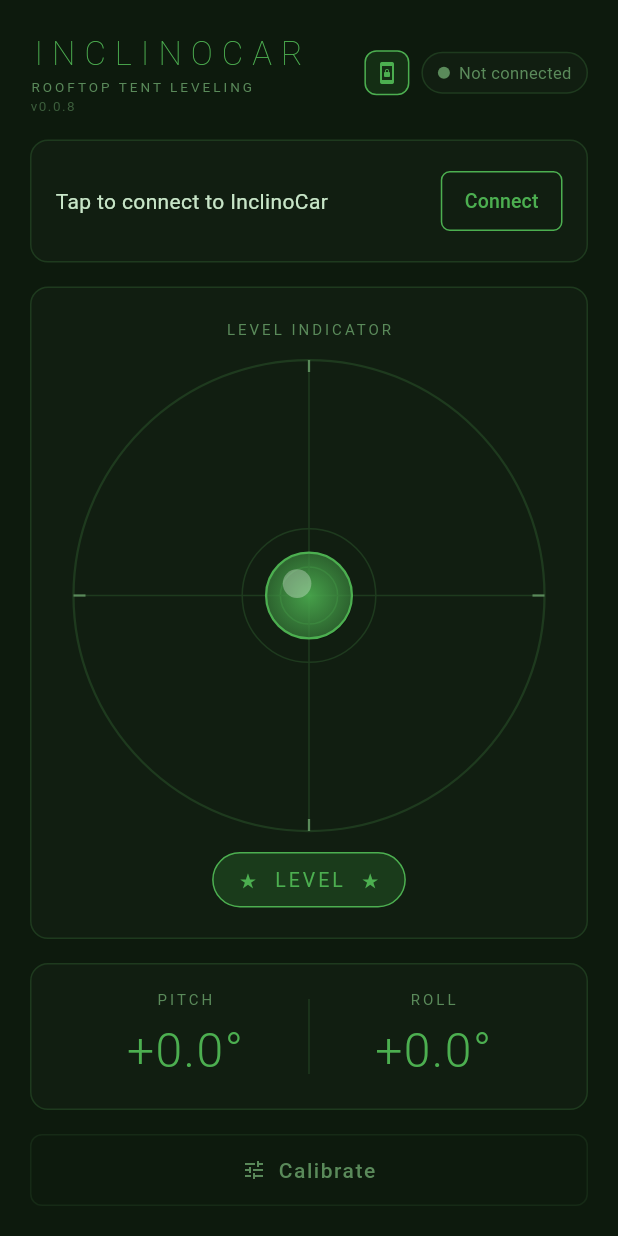
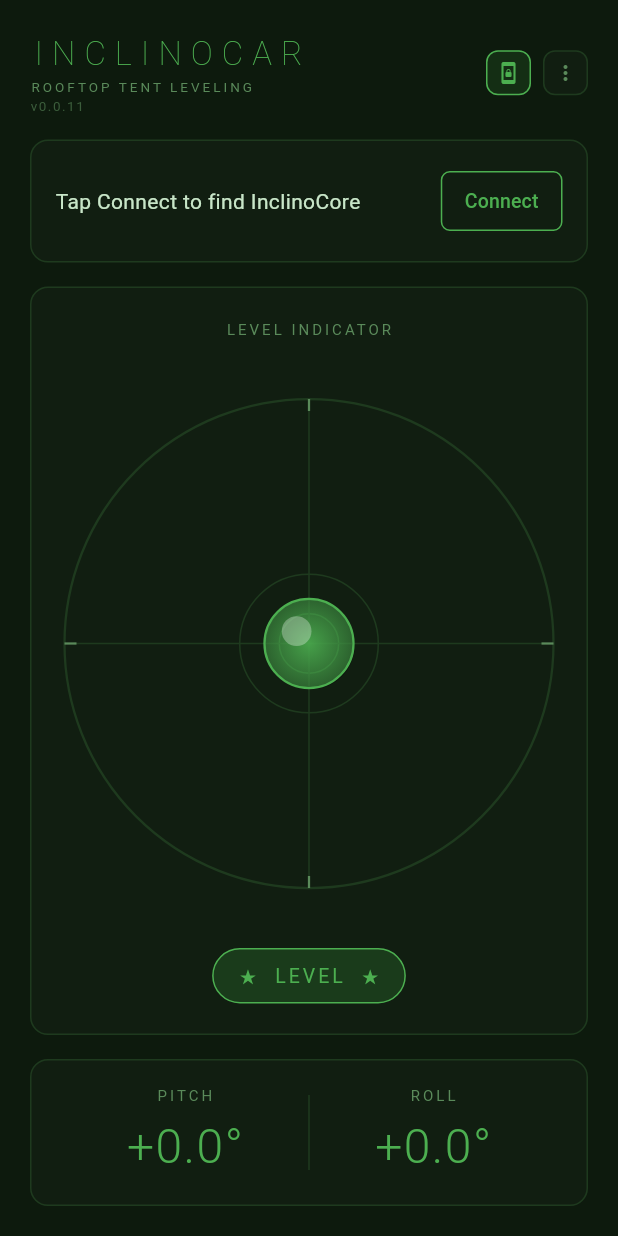
Before and after one commit to tophe75/inclinocar, a Flutter app: the screen it shows after launch, after a tap on "Connect", on a phone screen of 412 x 824 dp. Run offline on Flutter 3.47's test engine with Material 3 defaults, Android fonts, the phone set to English and light mode, and no system bars; our stand-ins replace flutter_blue_plus, permission_handler; statements that could not run were skipped.

Commit message:
v0.0.27 — InclinoCore rename, nickname, menu, confirm calibrate, auto-connect

```diff
--- a/app/lib/main.dart
+++ b/app/lib/main.dart
@@ -22,8 +22,7 @@ const Color kBorder   = Color(0xFF1E3A1E);
 const Color kAmber    = Color(0xFFFFB300);
 const Color kRed      = Color(0xFFEF5350);
 
-// Version from pubspec — updated by CI
-const String kAppVersion = '0.0.8';
+const String kAppVersion = '0.0.11';
 
 void main() {
   WidgetsFlutterBinding.ensureInitialized();
@@ -45,10 +44,7 @@ class InclinoCarApp extends StatelessWidget {
       debugShowCheckedModeBanner: false,
       theme: ThemeData.dark().copyWith(
         scaffoldBackgroundColor: kBg,
-        colorScheme: const ColorScheme.dark(
-          primary: kGreen,
-          surface: kCard,
-        ),
+        colorScheme: const ColorScheme.dark(primary: kGreen, surface: kCard),
       ),
       home: const HomePage(),
     );
@@ -57,23 +53,25 @@ class InclinoCarApp extends StatelessWidget {
 
 class HomePage extends StatefulWidget {
   const HomePage({super.key});
-
   @override
   State<HomePage> createState() => _HomePageState();
 }
 
 class _HomePageState extends State<HomePage> {
+  // BLE
   BluetoothDevice?         _device;
   BluetoothCharacteristic? _txChar;
   BluetoothCharacteristic? _rxChar;
   StreamSubscription?      _scanSub;
   StreamSubscription?      _dataSub;
   StreamSubscription?      _connSub;
+  String?                  _knownMac;  // last connected MAC for auto-reconnect
 
   bool   _scanning  = false;
   bool   _connected = false;
   bool   _wakeLock  = true;
   String _status    = 'Not connected';
+  String _nickname  = 'InclinoCore';
 
   double _pitch = 0.0;
   double _roll  = 0.0;
@@ -110,18 +108,23 @@ class _HomePageState extends State<HomePage> {
     ].request();
   }
 
-  Future<void> _startScan() async {
+  // Auto-connect: tries known MAC first, falls back to name scan
+  Future<void> _autoConnect() async {
     await _requestPermissions();
     setState(() { _scanning = true; _status = 'Scanning...'; });
 
     await FlutterBluePlus.startScan(
-      withNames: ['InclinoCar'],
+      withNames: ['InclinoCore'],
       timeout: const Duration(seconds: 10),
     );
 
     _scanSub = FlutterBluePlus.scanResults.listen((results) {
       for (final r in results) {
-        if (r.device.platformName == 'InclinoCar') {
+        // Prefer known MAC, accept any InclinoCore otherwise
+        final macMatch = _knownMac != null &&
+            r.device.remoteId.toString() == _knownMac;
+        final nameMatch = r.device.platformName == 'InclinoCore';
+        if (macMatch || nameMatch) {
           FlutterBluePlus.stopScan();
           _connect(r.device);
           break;
@@ -130,16 +133,75 @@ class _HomePageState extends State<HomePage> {
     });
 
     FlutterBluePlus.isScanning.listen((scanning) {
-      if (!scanning && mounted) {
-        setState(() => _scanning = false);
-        if (!_connected) setState(() => _status = 'Device not found');
+      if (!scanning && mounted && !_connected) {
+        setState(() { _scanning = false; _status = 'Device not found'; });
       }
     });
+  }
+
+  // Manual scan — shows all InclinoCore devices to pick from
+  Future<void> _manualScan() async {
+    await _requestPermissions();
+    final found = <ScanResult>[];
+
+    setState(() => _scanning = true);
+
+    await FlutterBluePlus.startScan(
+      withNames: ['InclinoCore'],
+      timeout: const Duration(seconds: 8),
+    );
+
+    await for (final results in FlutterBluePlus.scanResults) {
+      for (final r in results) {
+        if (!found.any((e) => e.device.remoteId == r.device.remoteId)) {
+          found.add(r);
+        }
+      }
+    }
+
+    setState(() => _scanning = false);
+    if (!mounted) return;
+
+    if (found.isEmpty) {
+      ScaffoldMessenger.of(context).showSnackBar(const SnackBar(
+        content: Text('No InclinoCore devices found'),
+        backgroundColor: kRed,
+      ));
+      return;
+    }
+
+    // Show picker
+    final picked = await showDialog<BluetoothDevice>(
+      context: context,
+      builder: (ctx) => AlertDialog(
+        backgroundColor: kCard,
+        title: const Text('Select InclinoCore',
+          style: TextStyle(color: kText, fontSize: 16)),
+        content: Column(
+          mainAxisSize: MainAxisSize.min,
+          children: found.map((r) => ListTile(
+            title: Text(r.device.platformName,
+              style: const TextStyle(color: kText)),
+            subtitle: Text(r.device.remoteId.toString(),
+              style: TextStyle(color: kDim, fontSize: 11)),
+            trailing: Text('${r.rssi} dBm',
+              style: TextStyle(color: kDim, fontSize: 11)),
+            onTap: () => Navigator.pop(ctx, r.device),
+          )).toList(),
+        ),
+      ),
+    );
+
+    if (picked != null) {
+      _knownMac = picked.remoteId.toString();
+      _connect(picked);
+    }
   }
 
   Future<void> _connect(BluetoothDevice device) async {
     setState(() => _status = 'Connecting...');
     _device = device;
+    _knownMac = device.remoteId.toString();
 
     try {
       await device.connect(timeout: const Duration(seconds: 10));
@@ -151,6 +213,7 @@ class _HomePageState extends State<HomePage> {
             _status    = 'Disconnected';
             _pitch     = 0.0;
             _roll      = 0.0;
+            _nickname  = 'InclinoCore';
           });
           _dataSub?.cancel();
         }
@@ -158,25 +221,18 @@ class _HomePageState extends State<HomePage> {
 
       final services = await device.discoverServices();
       for (final s in services) {
-        final sUuid = s.serviceUuid.toString().toLowerCase();
-        if (sUuid == NUS_SERVICE) {
+        if (s.serviceUuid.toString().toLowerCase() == NUS_SERVICE) {
           for (final c in s.characteristics) {
             final uuid = c.characteristicUuid.toString().toLowerCase();
-            debugPrint('Found char: $uuid props: ${c.properties}');
             if (uuid == NUS_TX) {
               _txChar = c;
               await c.setNotifyValue(true);
               _dataSub = c.onValueReceived.listen(_onData);
-              debugPrint('TX char set up');
             }
-            if (uuid == NUS_RX) {
-              _rxChar = c;
-              debugPrint('RX char found');
+            if (uuid == NUS_RX) _rxChar = c;
           }
         }
       }
-      }
-      debugPrint('rxChar: \$_rxChar');
 
       setState(() { _connected = true; _status = 'Connected'; });
     } catch (e) {
@@ -194,6 +250,7 @@ class _HomePageState extends State<HomePage> {
       _status    = 'Not connected';
       _pitch     = 0.0;
       _roll      = 0.0;
+      _nickname  = 'InclinoCore';
     });
   }
 
@@ -204,28 +261,134 @@ class _HomePageState extends State<HomePage> {
       if (mounted) setState(() {
         _pitch = (json['p'] as num).toDouble();
         _roll  = (json['r'] as num).toDouble();
+        if (json['n'] != null) _nickname = json['n'] as String;
       });
     } catch (_) {}
   }
 
-  Future<void> _sendCalibrate() async {
-    if (_rxChar == null) {
-      if (mounted) ScaffoldMessenger.of(context).showSnackBar(const SnackBar(
-        content: Text('Not connected or RX not found'),
-        backgroundColor: kRed, duration: Duration(seconds: 2)));
-      return;
+  Future<void> _sendCommand(String cmd) async {
+    if (_rxChar == null) return;
+    try {
+      await _rxChar!.write(utf8.encode('$cmd\n'), withoutResponse: true);
+    } catch (e) {
+      debugPrint('BLE write error: $e');
     }
-    try {
-      // NimBLE RX char — try write without response first (more compatible)
-      await _rxChar!.write(utf8.encode('CAL\n'), withoutResponse: true);
+  }
+
+  Future<void> _confirmCalibrate() async {
+    final confirmed = await showDialog<bool>(
+      context: context,
+      builder: (ctx) => AlertDialog(
+        backgroundColor: kCard,
+        title: const Text('Calibrate?',
+          style: TextStyle(color: kText)),
+        content: const Text(
+          'Place the vehicle on flat level ground and keep it still.\n\nAre you sure you want to calibrate?',
+          style: TextStyle(color: kDim, fontSize: 14)),
+        actions: [
+          TextButton(
+            onPressed: () => Navigator.pop(ctx, false),
+            child: Text('Cancel', style: TextStyle(color: kDim)),
+          ),
+          TextButton(
+            onPressed: () => Navigator.pop(ctx, true),
+            child: Text('Calibrate', style: TextStyle(color: kGreen)),
+          ),
+        ],
+      ),
+    );
+    if (confirmed == true) {
+      await _sendCommand('CAL');
       if (mounted) ScaffoldMessenger.of(context).showSnackBar(const SnackBar(
         content: Text('Calibrating — keep device still for 2 seconds'),
-        backgroundColor: kGreenDim, duration: Duration(seconds: 3)));
-    } catch (e) {
-      if (mounted) ScaffoldMessenger.of(context).showSnackBar(SnackBar(
-        content: Text('Cal error: $e'),
-        backgroundColor: kRed, duration: Duration(seconds: 3)));
+        backgroundColor: kGreenDim,
+        duration: Duration(seconds: 3),
+      ));
     }
+  }
+
+  Future<void> _setNickname() async {
+    final controller = TextEditingController(text: _nickname);
+    final result = await showDialog<String>(
+      context: context,
+      builder: (ctx) => AlertDialog(
+        backgroundColor: kCard,
+        title: const Text('Device Nickname',
+          style: TextStyle(color: kText)),
+        content: TextField(
+          controller: controller,
+          maxLength: 20,
+          style: const TextStyle(color: kText),
+          decoration: InputDecoration(
+            hintText: 'e.g. Red Defender',
+            hintStyle: TextStyle(color: kDim),
+            enabledBorder: UnderlineInputBorder(
+              borderSide: BorderSide(color: kBorder)),
+            focusedBorder: UnderlineInputBorder(
+              borderSide: BorderSide(color: kGreen)),
+            counterStyle: TextStyle(color: kDim),
+          ),
+        ),
+        actions: [
+          TextButton(
+            onPressed: () => Navigator.pop(ctx),
+            child: Text('Cancel', style: TextStyle(color: kDim)),
+          ),
+          TextButton(
+            onPressed: () => Navigator.pop(ctx, controller.text.trim()),
+            child: Text('Save', style: TextStyle(color: kGreen)),
+          ),
+        ],
+      ),
+    );
+    if (result != null && result.isNotEmpty) {
+      await _sendCommand('NICK:$result');
+      setState(() => _nickname = result);
+    }
+  }
+
+  void _showMenu() {
+    showModalBottomSheet(
+      context: context,
+      backgroundColor: kCard,
+      shape: const RoundedRectangleBorder(
+        borderRadius: BorderRadius.vertical(top: Radius.circular(16))),
+      builder: (ctx) => Padding(
+        padding: const EdgeInsets.symmetric(vertical: 12),
+        child: Column(
+          mainAxisSize: MainAxisSize.min,
+          children: [
+            Container(
+              width: 40, height: 4,
+              margin: const EdgeInsets.only(bottom: 16),
+              decoration: BoxDecoration(
+                color: kBorder, borderRadius: BorderRadius.circular(2)),
+            ),
+            _menuItem(Icons.bluetooth_searching, 'Scan for InclinoCore', () {
+              Navigator.pop(ctx);
+              _manualScan();
+            }),
+            _menuItem(Icons.label_outline, 'Set device nickname',
+              _connected ? () { Navigator.pop(ctx); _setNickname(); } : null),
+            const Divider(color: Color(0xFF1E3A1E), indent: 16, endIndent: 16),
+            _menuItem(Icons.tune, 'Calibrate',
+              _connected ? () { Navigator.pop(ctx); _confirmCalibrate(); } : null,
+              color: _connected ? kAmber : kDim),
+            const SizedBox(height: 8),
+          ],
+        ),
+      ),
+    );
+  }
+
+  Widget _menuItem(IconData icon, String label, VoidCallback? onTap,
+      {Color? color}) {
+    final c = color ?? (_connected || label == 'Scan for InclinoCore' ? kText : kDim);
+    return ListTile(
+      leading: Icon(icon, color: c, size: 20),
+      title: Text(label, style: TextStyle(color: c, fontSize: 14)),
+      onTap: onTap,
+    );
   }
 
   @override
@@ -236,8 +399,7 @@ class _HomePageState extends State<HomePage> {
       body: SafeArea(
         child: Padding(
           padding: const EdgeInsets.all(20),
-          child: Column(
-            children: [
+          child: Column(children: [
             _buildHeader(),
             const SizedBox(height: 16),
             _buildConnectionCard(),
@@ -245,10 +407,7 @@ class _HomePageState extends State<HomePage> {
             Expanded(child: _buildLevelCard(level)),
             const SizedBox(height: 16),
             _buildReadingsCard(level),
-              const SizedBox(height: 16),
-              _buildCalibrationButton(),
-            ],
-          ),
+          ]),
         ),
       ),
     );
@@ -258,18 +417,16 @@ class _HomePageState extends State<HomePage> {
     return Row(
       mainAxisAlignment: MainAxisAlignment.spaceBetween,
       children: [
-        Column(
-          crossAxisAlignment: CrossAxisAlignment.start,
-          children: [
+        Column(crossAxisAlignment: CrossAxisAlignment.start, children: [
           Text('INCLINOCAR',
             style: TextStyle(fontSize: 22, fontWeight: FontWeight.w200,
               letterSpacing: 6, color: kGreen)),
           Text('ROOFTOP TENT LEVELING',
             style: TextStyle(fontSize: 9, letterSpacing: 2, color: kDim)),
           Text('v$kAppVersion',
-              style: TextStyle(fontSize: 9, letterSpacing: 1, color: kDim.withOpacity(0.6))),
-          ],
-        ),
+            style: TextStyle(fontSize: 9, letterSpacing: 1,
+              color: kDim.withOpacity(0.6))),
+        ]),
         Row(children: [
           // Wake lock toggle
           GestureDetector(
@@ -283,31 +440,25 @@ class _HomePageState extends State<HomePage> {
                 borderRadius: BorderRadius.circular(8),
               ),
               child: Icon(
-                _wakeLock ? Icons.screen_lock_portrait : Icons.screen_lock_portrait_outlined,
+                _wakeLock ? Icons.screen_lock_portrait
+                          : Icons.screen_lock_portrait_outlined,
                 size: 16,
                 color: _wakeLock ? kGreen : kDim,
               ),
             ),
           ),
-          // Connection status
-          Container(
-            padding: const EdgeInsets.symmetric(horizontal: 10, vertical: 5),
+          // Three-dot menu
+          GestureDetector(
+            onTap: _showMenu,
+            child: Container(
+              padding: const EdgeInsets.all(6),
               decoration: BoxDecoration(
-              color: _connected ? kGreenDim.withOpacity(0.3) : kCard,
-              border: Border.all(color: _connected ? kGreen : kBorder),
-              borderRadius: BorderRadius.circular(20),
+                color: kCard,
+                border: Border.all(color: kBorder),
+                borderRadius: BorderRadius.circular(8),
               ),
-            child: Row(children: [
-              Container(width: 8, height: 8,
-                decoration: BoxDecoration(
-                  shape: BoxShape.circle,
-                  color: _connected ? kGreen : kDim,
-                )),
-              const SizedBox(width: 6),
-              Text(_connected ? 'Connected' : _status,
-                style: TextStyle(fontSize: 11,
-                  color: _connected ? kGreen : kDim)),
-            ]),
+              child: Icon(Icons.more_vert, size: 16, color: kDim),
+            ),
           ),
         ]),
       ],
@@ -320,10 +471,17 @@ class _HomePageState extends State<HomePage> {
       decoration: _cardDecor(),
       child: Row(children: [
         Expanded(
-          child: Text(
-            _connected ? _device?.platformName ?? 'InclinoCar'
-                       : 'Tap to connect to InclinoCar',
+          child: Column(
+            crossAxisAlignment: CrossAxisAlignment.start,
+            children: [
+              Text(
+                _connected ? _nickname : 'Tap Connect to find InclinoCore',
                 style: TextStyle(color: kText, fontSize: 14),
+              ),
+              if (_connected)
+                Text(_device?.remoteId.toString() ?? '',
+                  style: TextStyle(color: kDim, fontSize: 10)),
+            ],
           ),
         ),
         const SizedBox(width: 12),
@@ -338,7 +496,7 @@ class _HomePageState extends State<HomePage> {
                   borderRadius: BorderRadius.circular(6)),
                 padding: const EdgeInsets.symmetric(horizontal: 16, vertical: 8),
               ),
-              onPressed: _connected ? _disconnect : _startScan,
+              onPressed: _connected ? _disconnect : _autoConnect,
               child: Text(_connected ? 'Disconnect' : 'Connect',
                 style: const TextStyle(fontSize: 13)),
             ),
@@ -405,31 +563,6 @@ class _HomePageState extends State<HomePage> {
     ]);
   }
 
-  Widget _buildCalibrationButton() {
-    return SizedBox(
-      width: double.infinity,
-      child: OutlinedButton(
-        style: OutlinedButton.styleFrom(
-          foregroundColor: _connected ? kText : kDim,
-          side: BorderSide(color: _connected ? kBorder : kBorder.withOpacity(0.5)),
-          shape: RoundedRectangleBorder(borderRadius: BorderRadius.circular(8)),
-          padding: const EdgeInsets.symmetric(vertical: 14),
-        ),
-        onPressed: _connected ? _sendCalibrate : null,
-        child: Row(
-          mainAxisAlignment: MainAxisAlignment.center,
-          children: [
-            Icon(Icons.tune, size: 16, color: _connected ? kGreen : kDim),
-            const SizedBox(width: 8),
-            Text('Calibrate',
-              style: TextStyle(fontSize: 14, letterSpacing: 1,
-                color: _connected ? kText : kDim)),
-          ],
-        ),
-      ),
-    );
-  }
-
   BoxDecoration _cardDecor() => BoxDecoration(
     color: kCard,
     border: Border.all(color: kBorder),
@@ -437,18 +570,11 @@ class _HomePageState extends State<HomePage> {
   );
 }
 
-// ─── Bubble Level Widget ─────────────────────────────────────
+// ─── Bubble Level ─────────────────────────────────────────────
 class BubbleLevel extends StatelessWidget {
-  final double pitch;
-  final double roll;
+  final double pitch, roll;
   final bool   level;
-
-  const BubbleLevel({
-    super.key,
-    required this.pitch,
-    required this.roll,
-    required this.level,
-  });
+  const BubbleLevel({super.key, required this.pitch, required this.roll, required this.level});
 
   @override
   Widget build(BuildContext context) {
@@ -458,17 +584,11 @@ class BubbleLevel extends StatelessWidget {
       final maxOff = radius * 0.65;
       final dx = (roll  / 15.0).clamp(-1.0, 1.0) * maxOff;
       final dy = (pitch / 15.0).clamp(-1.0, 1.0) * maxOff;
-      final bubbleColor = level ? kGreen : kAmber;
-
-      return SizedBox(
-        width: size, height: size,
+      return SizedBox(width: size, height: size,
         child: CustomPaint(
           painter: _BubblePainter(
             dx: dx, dy: dy, radius: radius,
-            bubbleColor: bubbleColor, level: level,
-          ),
-        ),
-      );
+            bubbleColor: level ? kGreen : kAmber, level: level)));
     });
   }
 }
@@ -477,15 +597,12 @@ class _BubblePainter extends CustomPainter {
   final double dx, dy, radius;
   final Color  bubbleColor;
   final bool   level;
-
-  _BubblePainter({
-    required this.dx, required this.dy, required this.radius,
-    required this.bubbleColor, required this.level,
-  });
+  _BubblePainter({required this.dx, required this.dy, required this.radius,
+    required this.bubbleColor, required this.level});
 
   @override
   void paint(Canvas canvas, Size size) {
-    final cx = size.width  / 2;
+    final cx = size.width / 2;
     final cy = size.height / 2;
 
     canvas.drawCircle(Offset(cx, cy), radius - 2,
@@ -495,32 +612,28 @@ class _BubblePainter extends CustomPainter {
     canvas.drawCircle(Offset(cx, cy), radius * 0.28,
       Paint()..style = PaintingStyle.stroke..color = kBorder..strokeWidth = 1);
 
-    final hairPaint = Paint()..color = kBorder..strokeWidth = 1;
-    canvas.drawLine(Offset(cx - radius + 8, cy), Offset(cx + radius - 8, cy), hairPaint);
-    canvas.drawLine(Offset(cx, cy - radius + 8), Offset(cx, cy + radius - 8), hairPaint);
+    final hair = Paint()..color = kBorder..strokeWidth = 1;
+    canvas.drawLine(Offset(cx - radius + 8, cy), Offset(cx + radius - 8, cy), hair);
+    canvas.drawLine(Offset(cx, cy - radius + 8), Offset(cx, cy + radius - 8), hair);
 
-    final tickPaint = Paint()..color = kDim..strokeWidth = 1.5;
+    final tick = Paint()..color = kDim..strokeWidth = 1.5;
     for (int i = 0; i < 4; i++) {
-      final angle = i * pi / 2;
+      final a = i * pi / 2;
       canvas.drawLine(
-        Offset(cx + (radius - 10) * cos(angle), cy + (radius - 10) * sin(angle)),
-        Offset(cx + (radius - 2)  * cos(angle), cy + (radius - 2)  * sin(angle)),
-        tickPaint,
-      );
+        Offset(cx + (radius-10)*cos(a), cy + (radius-10)*sin(a)),
+        Offset(cx + (radius-2) *cos(a), cy + (radius-2) *sin(a)), tick);
     }
 
-    canvas.drawCircle(Offset(cx + dx + 1, cy + dy + 1), radius * 0.18,
+    canvas.drawCircle(Offset(cx+dx+1, cy+dy+1), radius*0.18,
       Paint()..color = Colors.black.withOpacity(0.3));
-    canvas.drawCircle(Offset(cx + dx, cy + dy), radius * 0.18,
+    canvas.drawCircle(Offset(cx+dx, cy+dy), radius*0.18,
       Paint()..shader = RadialGradient(
         colors: [bubbleColor.withOpacity(0.9), bubbleColor.withOpacity(0.5)],
-      ).createShader(Rect.fromCircle(
-        center: Offset(cx + dx, cy + dy), radius: radius * 0.18)));
-    canvas.drawCircle(Offset(cx + dx, cy + dy), radius * 0.18,
+      ).createShader(Rect.fromCircle(center: Offset(cx+dx, cy+dy), radius: radius*0.18)));
+    canvas.drawCircle(Offset(cx+dx, cy+dy), radius*0.18,
       Paint()..style = PaintingStyle.stroke..color = bubbleColor..strokeWidth = 1.5);
     canvas.drawCircle(
-      Offset(cx + dx - radius * 0.05, cy + dy - radius * 0.05),
-      radius * 0.06,
+      Offset(cx+dx - radius*0.05, cy+dy - radius*0.05), radius*0.06,
       Paint()..color = Colors.white.withOpacity(0.3));
   }
 
```
Also changed, not shown: 2 other files. Lines whose indentation alone changed are shown as unchanged.
